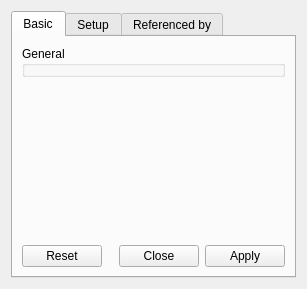
Before: the Qt Designer form src/plugins/Amber/GESPGridObjectDesigner.ui in kulhanek/nemesis-vtk, drawn with Qt 5.
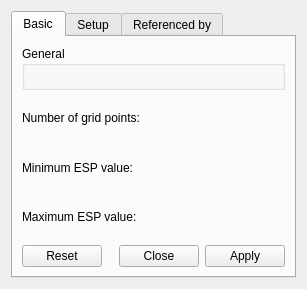
After: the same form once the commit is applied.

```diff
--- a/src/plugins/Amber/GESPGridObjectDesigner.ui
+++ b/src/plugins/Amber/GESPGridObjectDesigner.ui
@@ -26,34 +26,63 @@
       <attribute name="title">
        <string>Basic</string>
       </attribute>
-      <layout class="QVBoxLayout" name="_2">
-       <item>
-        <widget class="QGroupBox" name="generalGB">
-         <property name="title">
-          <string>General</string>
+      <layout class="QGridLayout" name="gridLayout">
+       <item row="1" column="0">
+        <widget class="QLabel" name="label_2">
+         <property name="text">
+          <string>Number of grid points:</string>
          </property>
         </widget>
        </item>
-       <item>
-        <spacer name="verticalSpacer">
-         <property name="orientation">
-          <enum>Qt::Vertical</enum>
-         </property>
-         <property name="sizeHint" stdset="0">
-          <size>
-           <width>20</width>
-           <height>40</height>
-          </size>
-         </property>
-        </spacer>
-       </item>
-       <item>
+       <item row="5" column="0" colspan="4">
         <widget class="QDialogButtonBox" name="buttonBox">
          <property name="standardButtons">
           <set>QDialogButtonBox::Apply|QDialogButtonBox::Close|QDialogButtonBox::Reset</set>
          </property>
         </widget>
        </item>
+       <item row="3" column="0">
+        <widget class="QLabel" name="label">
+         <property name="text">
+          <string>Maximum ESP value:</string>
+         </property>
+        </widget>
+       </item>
+       <item row="0" column="0" colspan="4">
+        <widget class="QGroupBox" name="generalGB">
+         <property name="title">
+          <string>General</string>
+         </property>
+        </widget>
+       </item>
+       <item row="2" column="0">
+        <widget class="QLabel" name="label_3">
+         <property name="text">
+          <string>Minimum ESP value:</string>
+         </property>
+        </widget>
+       </item>
+       <item row="3" column="2" alignment="Qt::AlignRight">
+        <widget class="QLabel" name="maxESPLabel">
+         <property name="text">
+          <string/>
+         </property>
+        </widget>
+       </item>
+       <item row="2" column="2" alignment="Qt::AlignRight">
+        <widget class="QLabel" name="minESPLabel">
+         <property name="text">
+          <string/>
+         </property>
+        </widget>
+       </item>
+       <item row="1" column="2" alignment="Qt::AlignRight">
+        <widget class="QLabel" name="numOfGridPointsLabel">
+         <property name="text">
+          <string/>
+         </property>
+        </widget>
+       </item>
       </layout>
      </widget>
      <widget class="QWidget" name="setupTab">
```
